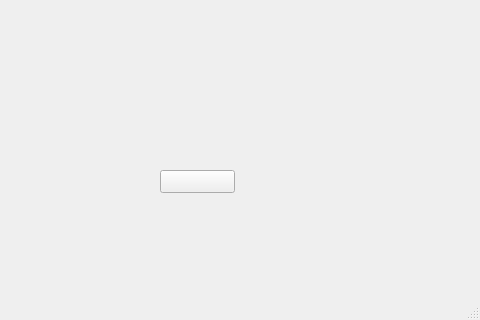
This is UI.ui in lopmobnew/lastik as Qt 5 draws it before an edit; both pictures show x 0 to 480 and y 320 to 640 of the 480 by 640 pixel window. The edited form follows.
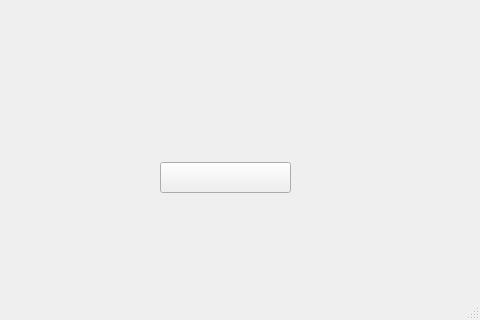
This is the edited form.

Diff of the .ui file:
```diff
--- a/UI.ui
+++ b/UI.ui
@@ -18,9 +18,9 @@
     <property name="geometry">
      <rect>
       <x>160</x>
-      <y>490</y>
-      <width>75</width>
-      <height>23</height>
+      <y>482</y>
+      <width>131</width>
+      <height>31</height>
      </rect>
     </property>
     <property name="text">
```
